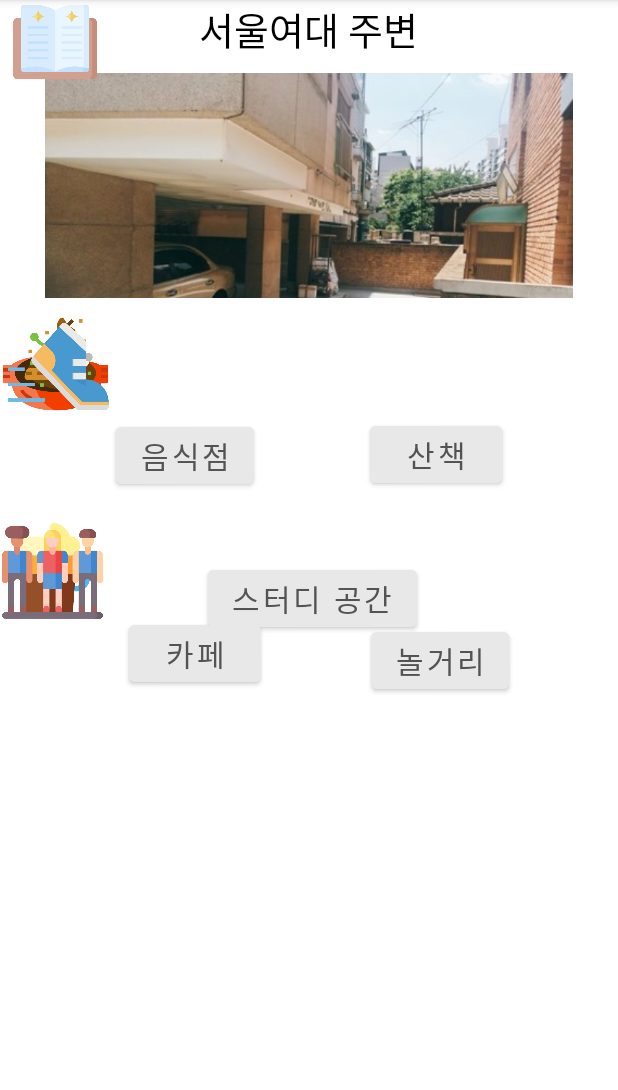
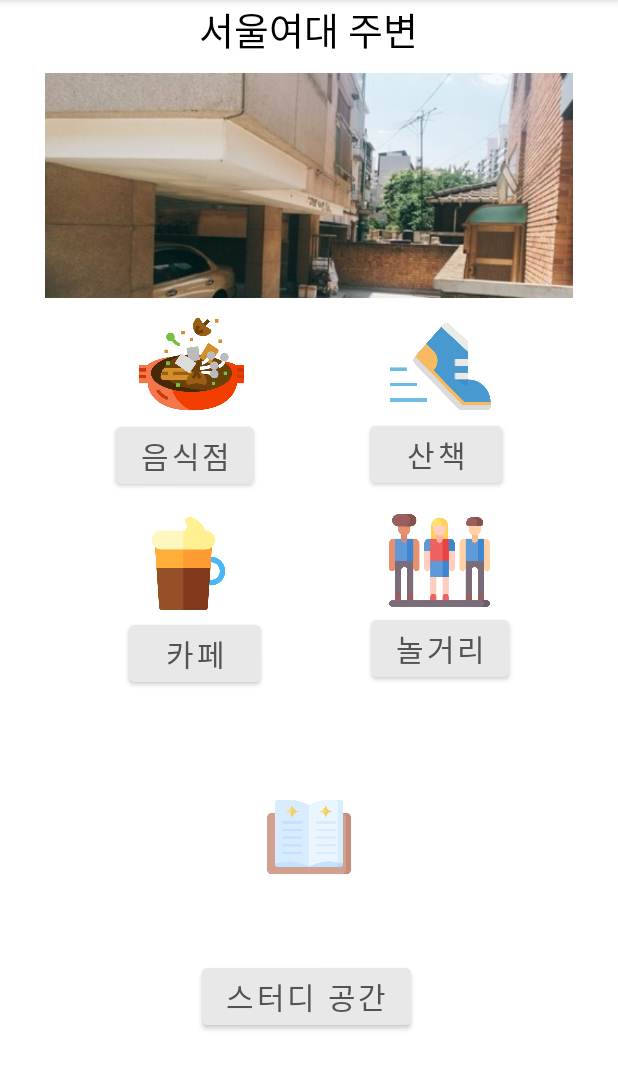
Before and after one commit to HayeonLee88/Guru2, an Android app: the SwuOutActivity screen opened directly, with no data from a screen before it, on a phone screen of 412 x 824 dp, the part 84-1174 px from its top. Run offline under Robolectric (Android 15) with nearby library versions, the phone set to English and light mode, and no system bars.

Commit message:
UI오류 해결

```diff
--- a/app/src/main/java/com/android/firebaseauth/views/HomeActivity.kt
+++ b/app/src/main/java/com/android/firebaseauth/views/HomeActivity.kt
@@ -42,7 +42,7 @@ class HomeActivity : AppCompatActivity() {
         btnStart.setOnClickListener {
             val intent = Intent(this, ThemaActivity::class.java) // 테마 버튼 화면으로 전환
             startActivity(intent)
-            finish()
+            //finish()
         }
     }
 }
--- a/app/src/main/res/layout/activity_swuout.xml
+++ b/app/src/main/res/layout/activity_swuout.xml
@@ -49,18 +49,21 @@
         android:layout_width="74dp"
         android:layout_height="72dp"
         android:layout_marginTop="8dp"
+        app:layout_constraintEnd_toStartOf="@+id/WalkImg"
+        app:layout_constraintStart_toStartOf="parent"
         app:layout_constraintTop_toBottomOf="@+id/catimageView"
         app:srcCompat="@drawable/food_icon"
-        tools:ignore="MissingConstraints"
-        tools:layout_editor_absoluteX="85dp" />
+        tools:ignore="MissingConstraints" />
+
     <ImageView
         android:id="@+id/WalkImg"
         android:layout_width="77dp"
         android:layout_height="67dp"
         android:layout_marginTop="12dp"
+        android:layout_marginEnd="80dp"
+        app:layout_constraintEnd_toEndOf="parent"
         app:layout_constraintTop_toBottomOf="@+id/catimageView"
         app:srcCompat="@drawable/walk_icon"
-        tools:layout_editor_absoluteX="252dp"
         tools:ignore="MissingConstraints" />
 
     <Button
@@ -80,11 +83,13 @@
         android:id="@+id/CafeImg"
         android:layout_width="71dp"
         android:layout_height="62dp"
-        android:layout_marginTop="20dp"
+        android:layout_marginTop="16dp"
+        app:layout_constraintEnd_toStartOf="@+id/PlayImg"
+        app:layout_constraintHorizontal_bias="0.483"
+        app:layout_constraintStart_toStartOf="parent"
         app:layout_constraintTop_toBottomOf="@+id/btnEat"
         app:srcCompat="@drawable/cafe_icon"
-        tools:ignore="MissingConstraints"
-        tools:layout_editor_absoluteX="98dp" />
+        tools:ignore="MissingConstraints" />
 
     <Button
         android:id="@+id/btnDrink"
@@ -95,19 +100,22 @@
         android:text="카페"
         android:textColor="#FF535353"
         android:textSize="20sp"
+        app:layout_constraintBottom_toTopOf="@+id/StudyImg"
         app:layout_constraintEnd_toStartOf="@+id/btnPlay"
         app:layout_constraintStart_toStartOf="parent"
-        app:layout_constraintTop_toBottomOf="@+id/CafeImg" />
+        app:layout_constraintTop_toBottomOf="@+id/CafeImg"
+        app:layout_constraintVertical_bias="0.05" />
 
     <ImageView
         android:id="@+id/PlayImg"
         android:layout_width="70dp"
         android:layout_height="67dp"
-        android:layout_marginTop="20dp"
+        android:layout_marginTop="12dp"
+        android:layout_marginEnd="84dp"
+        app:layout_constraintEnd_toEndOf="parent"
         app:layout_constraintTop_toBottomOf="@+id/btnWalk"
         app:srcCompat="@drawable/play_icon"
-        tools:ignore="MissingConstraints"
-        tools:layout_editor_absoluteX="259dp" />
+        tools:ignore="MissingConstraints" />
 
     <Button
         android:id="@+id/btnPlay"
@@ -125,10 +133,13 @@
         android:id="@+id/StudyImg"
         android:layout_width="73dp"
         android:layout_height="56dp"
+        android:layout_marginTop="20dp"
+        app:layout_constraintBottom_toTopOf="@+id/btnSstudy"
+        app:layout_constraintEnd_toEndOf="parent"
+        app:layout_constraintStart_toStartOf="parent"
+        app:layout_constraintTop_toBottomOf="@+id/btnPlay"
         app:srcCompat="@drawable/study_icon"
-        tools:ignore="MissingConstraints"
-        tools:layout_editor_absoluteX="169dp"
-        tools:layout_editor_absoluteY="471dp" />
+        tools:ignore="MissingConstraints" />
 
     <Button
         android:id="@+id/btnSstudy"
@@ -142,9 +153,10 @@
         android:textSize="20sp"
         app:layout_constraintBottom_toBottomOf="parent"
         app:layout_constraintEnd_toEndOf="parent"
-        app:layout_constraintHorizontal_bias="0.509"
+        app:layout_constraintHorizontal_bias="0.494"
         app:layout_constraintStart_toStartOf="parent"
-        app:layout_constraintTop_toBottomOf="@+id/StudyImg" />
+        app:layout_constraintTop_toBottomOf="@+id/StudyImg"
+        app:layout_constraintVertical_bias="0.0" />
 
 
 </androidx.constraintlayout.widget.ConstraintLayout>
```
Also changed, not shown: app/src/main/java/com/android/firebaseauth/views/ThemaActivity.kt (+5 -2 lines), app/src/main/res/layout/activity_swuin.xml (+25 -13 lines).
